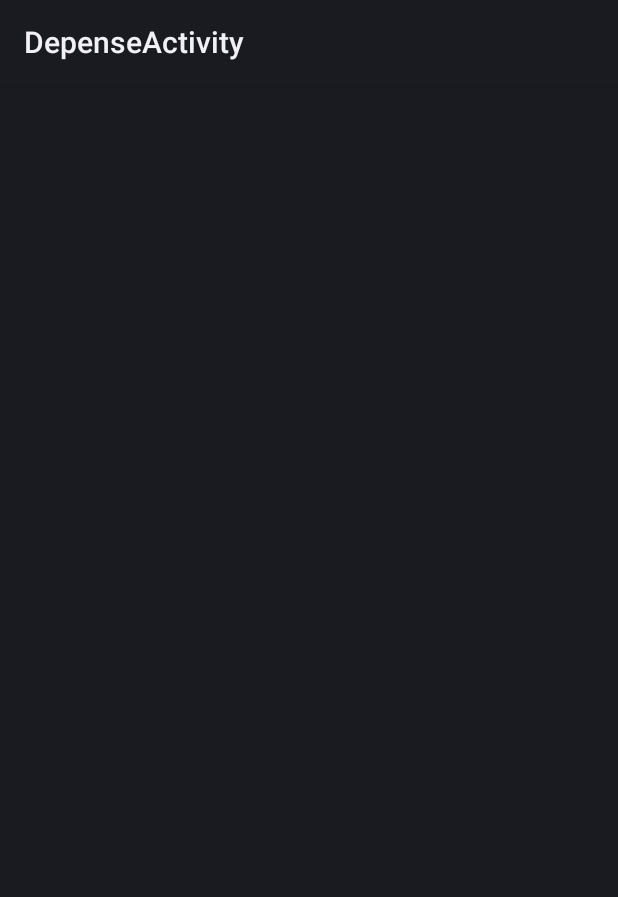
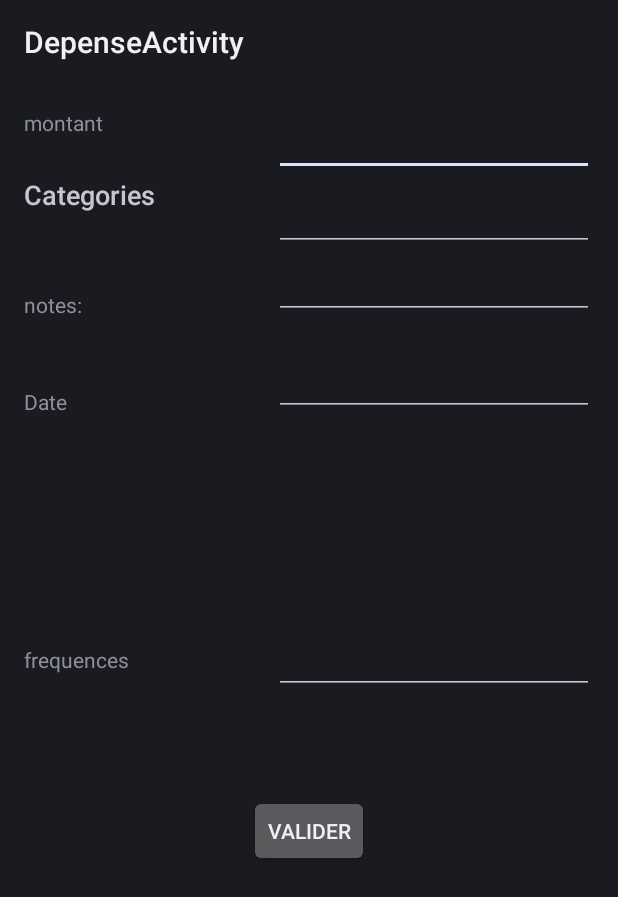
Before and after one commit to Android-projet-final/Budget-Manager-App, an Android app: the DepenseActivity screen opened directly, with no data from a screen before it, on a phone screen of 412 x 824 dp. Shown: the top 897 px of the screen. Run offline under Robolectric (Android 15) with nearby library versions, the phone set to English and light mode, and no system bars.

Commit message:
sauvegarde... peut tu aider je n'arrive pas a afficher le sur mon mobile

```diff
--- a/app/src/main/AndroidManifest.xml
+++ b/app/src/main/AndroidManifest.xml
@@ -25,14 +25,14 @@
         <activity
             android:name=".vues.DepenseActivity"
             android:label="@string/title_activity_depense" />
+        <intent-filter>
+            <action android:name="android.intent.action.MAIN" />
+
+            <category android:name="android.intent.category.LAUNCHER" />
+        </intent-filter>
         <activity
             android:name=".MainActivity"
             android:label="@string/title_activity_main">
-            <intent-filter>
-                <action android:name="android.intent.action.MAIN" />
-
-                <category android:name="android.intent.category.LAUNCHER" />
-            </intent-filter>
         </activity>
     </application>
 
--- a/app/src/main/java/com/ly/badiane/budgetmanager_finalandroidproject/vues/DepenseActivity.java
+++ b/app/src/main/java/com/ly/badiane/budgetmanager_finalandroidproject/vues/DepenseActivity.java
@@ -2,15 +2,47 @@ package com.ly.badiane.budgetmanager_finalandroidproject.vues;
 
 import android.app.Activity;
 import android.os.Bundle;
+import android.view.View;
+import android.widget.Button;
+import android.widget.EditText;
 
 import com.ly.badiane.budgetmanager_finalandroidproject.R;
 
 public class DepenseActivity extends Activity {
 
+    private EditText montantedi;
+    private EditText categorirs ;
+    private EditText note;
+    private Button validation;
+    private EditText freqeuecences;
+    private EditText liscateogries;
+    private EditText date ;
+
+
     @Override
     protected void onCreate(Bundle savedInstanceState) {
         super.onCreate(savedInstanceState);
         setContentView(R.layout.activity_depense);
+        setElement();
+        setAction();
+    }
+
+
+    private void setElement(){
+        montantedi = (EditText)findViewById(R.id.editmontant);
+        liscateogries = (EditText)findViewById(R.id.textlist);
+        validation = (Button)findViewById(R.id.buttonvalider);
+        date = (EditText)findViewById(R.id.editdate);
+        note = (EditText)findViewById(R.id.editnote);
+        freqeuecences = (EditText)findViewById(R.id.edittextFrequnces);
+    }
+    private void setAction(){
+        validation.setOnClickListener(new View.OnClickListener() {
+            @Override
+            public void onClick(View v) {
+
+            }
+        });
     }
 
 }
--- a/app/src/main/res/layout/activity_depense.xml
+++ b/app/src/main/res/layout/activity_depense.xml
@@ -8,5 +8,121 @@
     android:paddingRight="@dimen/activity_horizontal_margin"
     android:paddingTop="@dimen/activity_vertical_margin"
     tools:context="com.ly.badiane.budgetmanager_finalandroidproject.vues.DepenseActivity">
+    <TextView
+        android:id="@+id/textmontant"
+        android:layout_width="wrap_content"
+        android:layout_height="wrap_content"
+        android:layout_alignBottom="@+id/editmontant"
+        android:layout_alignParentLeft="true"
+        android:layout_alignParentStart="true"
+        android:layout_alignParentTop="true"
+        android:text="montant"
+        android:textAppearance="?android:attr/textAppearanceSmall" />
+
+    <EditText
+        android:id="@+id/editmontant"
+        android:layout_width="wrap_content"
+        android:layout_height="wrap_content"
+        android:layout_alignParentEnd="true"
+        android:layout_alignParentRight="true"
+        android:layout_alignParentTop="true"
+        android:ems="10"
+        android:inputType="number"
+        android:singleLine="true" />
+
+    <TextView
+        android:id="@+id/textcategories"
+        android:layout_width="wrap_content"
+        android:layout_height="wrap_content"
+        android:layout_alignParentLeft="true"
+        android:layout_alignParentStart="true"
+        android:layout_below="@+id/textmontant"
+        android:text="Categories"
+        android:textAppearance="?android:attr/textAppearanceMedium" />
+
+    <EditText
+        android:id="@+id/textlist"
+        android:layout_width="wrap_content"
+        android:layout_height="wrap_content"
+        android:layout_alignEnd="@+id/editmontant"
+        android:layout_alignLeft="@+id/editmontant"
+        android:layout_alignRight="@+id/editmontant"
+        android:layout_alignStart="@+id/editmontant"
+        android:layout_below="@+id/editmontant"
+        android:singleLine="true"
+        android:textAppearance="?android:attr/textAppearanceLarge"
+        />
+
+    <TextView
+        android:id="@+id/textviewNote"
+        android:layout_width="wrap_content"
+        android:layout_height="wrap_content"
+        android:layout_alignBottom="@+id/editnote"
+        android:layout_alignParentLeft="true"
+        android:layout_alignParentStart="true"
+        android:text="notes:"
+        android:textAppearance="?android:attr/textAppearanceSmall" />
+
+    <EditText
+        android:id="@+id/editnote"
+        android:layout_width="wrap_content"
+        android:layout_height="wrap_content"
+        android:layout_alignLeft="@+id/textlist"
+        android:layout_alignParentEnd="true"
+        android:layout_alignParentRight="true"
+        android:layout_alignStart="@+id/textlist"
+        android:layout_below="@+id/textlist" />
+
+    <TextView
+        android:id="@+id/textdate"
+        android:layout_width="wrap_content"
+        android:layout_height="wrap_content"
+        android:layout_alignParentLeft="true"
+        android:layout_alignParentStart="true"
+        android:layout_below="@+id/textviewNote"
+        android:layout_marginTop="45dp"
+        android:text="Date"
+        android:textAppearance="?android:attr/textAppearanceSmall" />
+
+    <EditText
+        android:id="@+id/editdate"
+        android:layout_width="wrap_content"
+        android:layout_height="wrap_content"
+        android:layout_alignBottom="@+id/textdate"
+        android:layout_alignParentEnd="true"
+        android:layout_alignParentRight="true"
+        android:ems="10"
+        android:inputType="date"
+        android:singleLine="true" />
+
+    <TextView
+        android:id="@+id/textviewF"
+        android:layout_width="wrap_content"
+        android:layout_height="wrap_content"
+        android:layout_alignParentLeft="true"
+        android:layout_alignParentStart="true"
+        android:layout_centerVertical="true"
+        android:text="frequences"
+        android:textAppearance="?android:attr/textAppearanceSmall" />
+
+    <EditText
+        android:id="@+id/edittextFrequnces"
+        android:layout_width="wrap_content"
+        android:layout_height="wrap_content"
+        android:layout_alignEnd="@+id/editdate"
+        android:layout_alignLeft="@+id/editdate"
+        android:layout_alignRight="@+id/editdate"
+        android:layout_alignStart="@+id/editdate"
+        android:layout_centerVertical="true" />
+
+    <Button
+        android:id="@+id/buttonvalider"
+        style="?android:attr/buttonStyleSmall"
+        android:layout_width="wrap_content"
+        android:layout_height="wrap_content"
+        android:layout_below="@+id/edittextFrequnces"
+        android:layout_centerHorizontal="true"
+        android:layout_marginTop="67dp"
+        android:text="valider" />
 
 </RelativeLayout>
```
